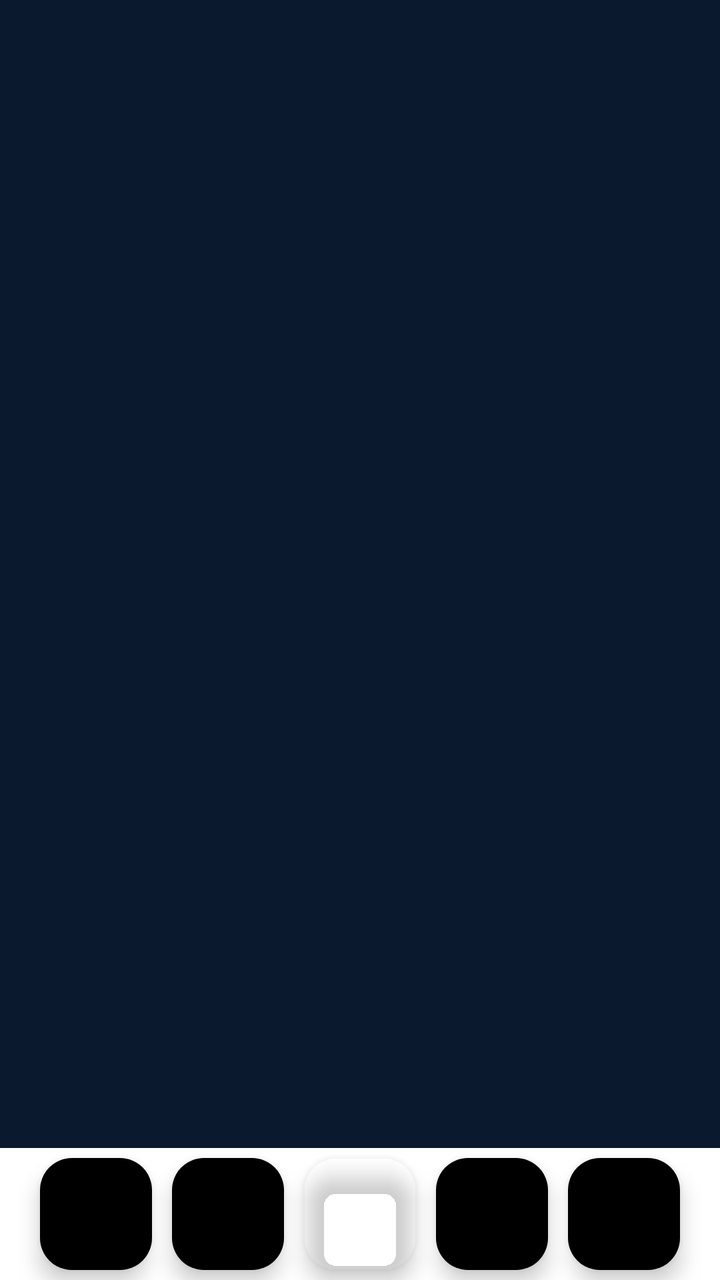
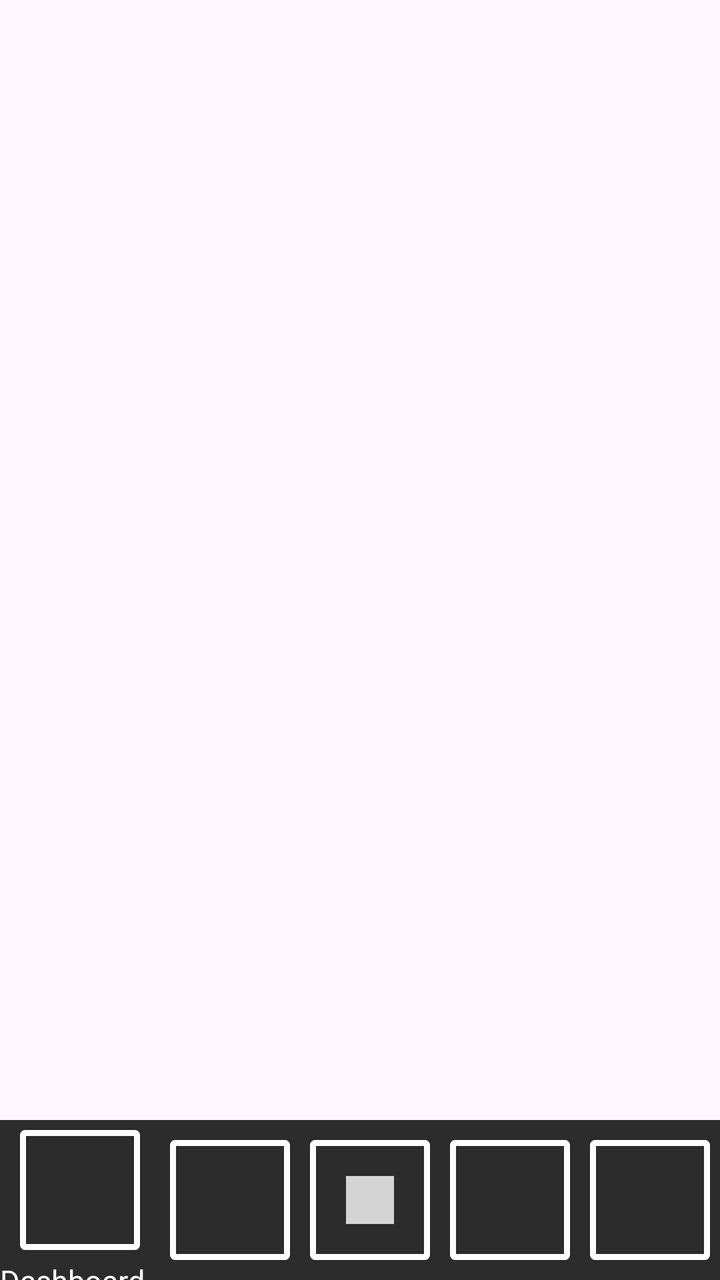

Compare the two renders of this Android layout. The source of the first and the diff that turns it into the second are given below.
<!-- AndroidManifest.xml: application theme Theme.Riova -->
<!-- res/layout/footer.xml -->
<?xml version="1.0" encoding="utf-8"?>
<androidx.constraintlayout.widget.ConstraintLayout xmlns:android="http://schemas.android.com/apk/res/android"
    xmlns:app="http://schemas.android.com/apk/res-auto"
    android:layout_width="match_parent"
    android:layout_height="match_parent"
    android:background="@color/app_background">

    
    <LinearLayout
        android:layout_margin="0dp"
        android:layout_width="match_parent"
        android:layout_height="wrap_content"
        android:orientation="horizontal"
        android:gravity="center"
        app:layout_constraintBottom_toBottomOf="parent"
        app:layout_constraintEnd_toEndOf="parent"
        app:layout_constraintStart_toStartOf="parent"
        android:background="@color/white"
        android:id="@+id/header_layout">

        
        <com.google.android.material.floatingactionbutton.FloatingActionButton
            android:contentDescription="Journal"
            android:id="@+id/button_journal"
            android:layout_width="wrap_content"
            android:layout_height="wrap_content"
            android:layout_margin="5dp"
            style="@style/Widget.AppCompat.ImageButton"
            app:layout_constraintBottom_toTopOf="@id/textview_first"
            app:layout_constraintEnd_toEndOf="parent"
            app:layout_constraintHorizontal_bias="0.498"
            app:backgroundTint="@color/black"
            app:layout_constraintStart_toStartOf="parent"
            app:layout_constraintTop_toTopOf="parent" />
        

        
        <com.google.android.material.floatingactionbutton.FloatingActionButton
            android:contentDescription="Mindfullness"
            android:id="@+id/button_mindfullness"
            android:layout_width="wrap_content"
            android:layout_height="wrap_content"
            android:layout_margin="5dp"
            app:layout_constraintBottom_toTopOf="@id/textview_first"
            app:layout_constraintEnd_toEndOf="parent"
            app:layout_constraintHorizontal_bias="0.498"
            app:backgroundTint="@color/black"
            app:layout_constraintStart_toStartOf="parent"
            app:srcCompat="@drawable/ic_action_inactive_button"
            app:layout_constraintTop_toTopOf="parent" />
        

        
        <com.google.android.material.floatingactionbutton.FloatingActionButton
            android:contentDescription="Dashboard"
            android:id="@+id/button_dashboard"
            android:layout_width="wrap_content"
            android:layout_height="wrap_content"
            android:layout_margin="5dp"
            android:gravity="center"
            app:backgroundTint="@android:color/transparent"/>

        
        
        <com.google.android.material.floatingactionbutton.FloatingActionButton
            android:contentDescription="Meditation"
            android:id="@+id/button_meditation"
            android:layout_width="wrap_content"
            android:layout_height="wrap_content"
            android:layout_margin="5dp"
            app:layout_constraintBottom_toTopOf="@id/textview_first"
            app:layout_constraintEnd_toEndOf="parent"
            app:layout_constraintHorizontal_bias="0.498"
            app:backgroundTint="@color/black"
            app:layout_constraintStart_toStartOf="parent"
            app:srcCompat="@drawable/ic_action_inactive_button"
            app:layout_constraintTop_toTopOf="parent" />
        

        
        <com.google.android.material.floatingactionbutton.FloatingActionButton
            android:contentDescription="GeneralWellness"
            android:id="@+id/button_generalWellness"
            android:layout_width="wrap_content"
            android:layout_height="wrap_content"
            android:layout_margin="5dp"
            app:layout_constraintBottom_toTopOf="@id/textview_first"
            app:layout_constraintEnd_toEndOf="parent"
            app:layout_constraintHorizontal_bias="0.498"
            app:backgroundTint="@color/black"
            app:layout_constraintStart_toStartOf="parent"
            app:srcCompat="@drawable/ic_action_inactive_button"
            app:layout_constraintTop_toTopOf="parent" />
        

    </LinearLayout>

</androidx.constraintlayout.widget.ConstraintLayout>
<!-- resources referenced by this layout -->
<resources>
  <color name="app_background">#0A192E</color>
  <color name="black">#FF000000</color>
  <color name="white">#FFFFFFFF</color>
  <!-- drawable ic_action_inactive_button: png bitmap (drawable-hdpi, 85 bytes) -->
  <style name="Theme.Riova" parent="Base.Theme.Riova" />
  <style name="Base.Theme.Riova" parent="Theme.Material3.DayNight.NoActionBar">
          
          
      </style>
</resources>

<!-- the commit's change to res/layout/footer.xml (unified diff, before → after) -->
@@ -2,8 +2,7 @@
 <androidx.constraintlayout.widget.ConstraintLayout xmlns:android="http://schemas.android.com/apk/res/android"
     xmlns:app="http://schemas.android.com/apk/res-auto"
     android:layout_width="match_parent"
-    android:layout_height="match_parent"
-    android:background="@color/app_background">
+    android:layout_height="match_parent">
 
     
     <LinearLayout
@@ -15,82 +14,66 @@
         app:layout_constraintBottom_toBottomOf="parent"
         app:layout_constraintEnd_toEndOf="parent"
         app:layout_constraintStart_toStartOf="parent"
-        android:background="@color/white"
+        android:background="@color/footer_back"
         android:id="@+id/header_layout">
 
         
-        <com.google.android.material.floatingactionbutton.FloatingActionButton
-            android:contentDescription="Journal"
-            android:id="@+id/button_journal"
-            android:layout_width="wrap_content"
-            android:layout_height="wrap_content"
-            android:layout_margin="5dp"
-            style="@style/Widget.AppCompat.ImageButton"
-            app:layout_constraintBottom_toTopOf="@id/textview_first"
-            app:layout_constraintEnd_toEndOf="parent"
-            app:layout_constraintHorizontal_bias="0.498"
-            app:backgroundTint="@color/black"
-            app:layout_constraintStart_toStartOf="parent"
-            app:layout_constraintTop_toTopOf="parent" />
+        <LinearLayout
+            android:layout_width="80dp"
+            android:layout_height="80dp"
+            android:orientation="vertical"
+            android:gravity="center">
+
+            <ImageButton
+                android:contentDescription="@string/journal"
+                android:id="@+id/button_journal"
+                android:src=""
+                app:backgroundTint="@null"
+                style="@style/nav_button"/>
+            <TextView
+                android:layout_width="match_parent"
+                android:layout_height="wrap_content"
+                android:text="Dashboard"
+                android:textSize="15sp"
+                android:textColor="@color/white"/>
+
+        </LinearLayout>
         
 
         
-        <com.google.android.material.floatingactionbutton.FloatingActionButton
-            android:contentDescription="Mindfullness"
+        <ImageButton
+            android:contentDescription="@string/mindfullness"
             android:id="@+id/button_mindfullness"
-            android:layout_width="wrap_content"
-            android:layout_height="wrap_content"
-            android:layout_margin="5dp"
-            app:layout_constraintBottom_toTopOf="@id/textview_first"
-            app:layout_constraintEnd_toEndOf="parent"
-            app:layout_constraintHorizontal_bias="0.498"
-            app:backgroundTint="@color/black"
-            app:layout_constraintStart_toStartOf="parent"
-            app:srcCompat="@drawable/ic_action_inactive_button"
-            app:layout_constraintTop_toTopOf="parent" />
+            android:src=""
+            app:backgroundTint="@null"
+            style="@style/nav_button"/>
         
 
         
-        <com.google.android.material.floatingactionbutton.FloatingActionButton
-            android:contentDescription="Dashboard"
+        <ImageButton
+            android:contentDescription="@string/dashboard"
             android:id="@+id/button_dashboard"
-            android:layout_width="wrap_content"
-            android:layout_height="wrap_content"
-            android:layout_margin="5dp"
-            android:gravity="center"
-            app:backgroundTint="@android:color/transparent"/>
+            android:src="@drawable/ic_action_name"
+            app:backgroundTint="@null"
+            style="@style/nav_button"/>
 
         
         
-        <com.google.android.material.floatingactionbutton.FloatingActionButton
-            android:contentDescription="Meditation"
+        <ImageButton
+            android:contentDescription="@string/meditation"
             android:id="@+id/button_meditation"
-            android:layout_width="wrap_content"
-            android:layout_height="wrap_content"
-            android:layout_margin="5dp"
-            app:layout_constraintBottom_toTopOf="@id/textview_first"
-            app:layout_constraintEnd_toEndOf="parent"
-            app:layout_constraintHorizontal_bias="0.498"
-            app:backgroundTint="@color/black"
-            app:layout_constraintStart_toStartOf="parent"
-            app:srcCompat="@drawable/ic_action_inactive_button"
-            app:layout_constraintTop_toTopOf="parent" />
+            android:src=""
+            app:backgroundTint="@null"
+            style="@style/nav_button"/>
         
 
         
-        <com.google.android.material.floatingactionbutton.FloatingActionButton
-            android:contentDescription="GeneralWellness"
+        <ImageButton
+            android:contentDescription="@string/general_wellness"
             android:id="@+id/button_generalWellness"
-            android:layout_width="wrap_content"
-            android:layout_height="wrap_content"
-            android:layout_margin="5dp"
-            app:layout_constraintBottom_toTopOf="@id/textview_first"
-            app:layout_constraintEnd_toEndOf="parent"
-            app:layout_constraintHorizontal_bias="0.498"
-            app:backgroundTint="@color/black"
-            app:layout_constraintStart_toStartOf="parent"
-            app:srcCompat="@drawable/ic_action_inactive_button"
-            app:layout_constraintTop_toTopOf="parent" />
+            android:src=""
+            app:backgroundTint="@null"
+            style="@style/nav_button"/>
         
 
     </LinearLayout>
<!-- resource entries referenced after the edit -->
@@ -1,10 +1,32 @@
 <!-- resources referenced by this layout -->
 <resources>
-  <color name="app_background">#0A192E</color>
-  <color name="black">#FF000000</color>
+  <color name="footer_back">#2C2C2C</color>
   <color name="white">#FFFFFFFF</color>
-  <!-- drawable ic_action_inactive_button: png bitmap (drawable-hdpi, 85 bytes) -->
+  <!-- drawable ic_action_name: png bitmap (drawable-hdpi, 122 bytes) -->
+  <string name="dashboard">Dashboard</string>
+  <string name="general_wellness">General Wellness</string>
+  <string name="journal">Journal</string>
+  <string name="meditation">Meditation</string>
+  <string name="mindfullness">Mindfullness</string>
+  <style name="nav_button" parent="Widget.Design.FloatingActionButton">
+          <item name="android:layout_width">60dp</item>
+          <item name="android:layout_height">60dp</item>
+          <item name="android:layout_margin">5dp</item>
+          <item name="android:background">@drawable/nav_button</item>
+      </style>
   <style name="Theme.Riova" parent="Base.Theme.Riova" />
+  <!-- drawable nav_button (drawable) -->
+  <?xml version="1.0" encoding="utf-8"?>
+  <shape xmlns:android="http://schemas.android.com/apk/res/android">
+  
+      <stroke
+          android:width="3dp"
+          android:color="#FFFFFF"
+          />
+      <corners
+          android:radius="1dp"
+          />
+  </shape>
   <style name="Base.Theme.Riova" parent="Theme.Material3.DayNight.NoActionBar">
           
           
